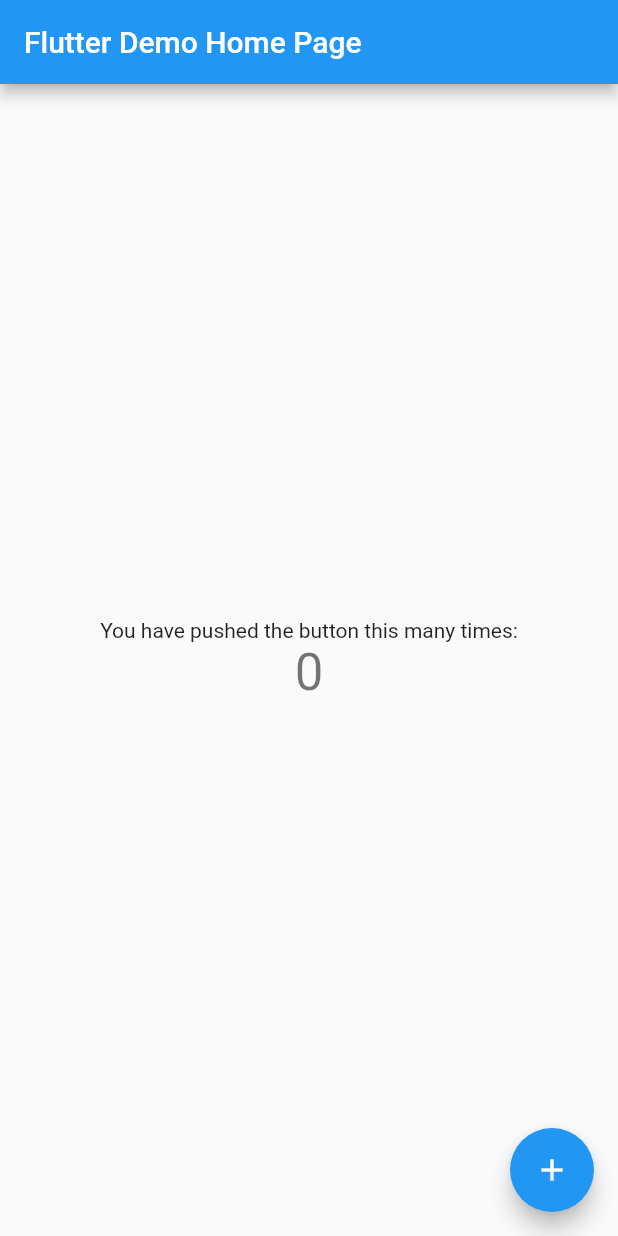
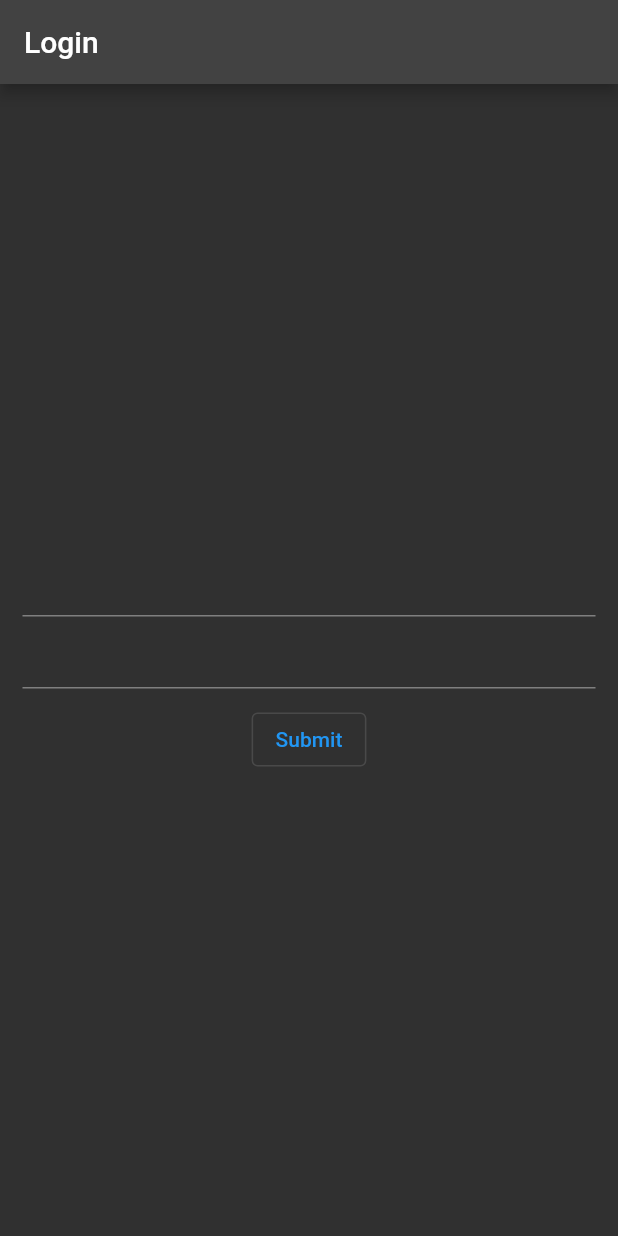
Before and after one commit to MukulKrSingh/flutter_tests, a Flutter app: the screen it shows after launch, on a phone screen of 412 x 824 dp. Run offline on Flutter 3.47's test engine with Material 2 defaults, Android fonts, the phone set to English and light mode, and no system bars; our stand-ins replace bloc, equatable.

Commit message:
Integration Test added: 1. Login flow test added

```diff
--- a/lib/main.dart
+++ b/lib/main.dart
@@ -1,115 +1,6 @@
 import 'package:flutter/material.dart';
+import 'package:flutter_tests/my_app.dart';
 
 void main() {
   runApp(const MyApp());
 }
-
-class MyApp extends StatelessWidget {
-  const MyApp({super.key});
-
-  // This widget is the root of your application.
-  @override
-  Widget build(BuildContext context) {
-    return MaterialApp(
-      title: 'Flutter Demo',
-      theme: ThemeData(
-        // This is the theme of your application.
-        //
-        // Try running your application with "flutter run". You'll see the
-        // application has a blue toolbar. Then, without quitting the app, try
-        // changing the primarySwatch below to Colors.green and then invoke
-        // "hot reload" (press "r" in the console where you ran "flutter run",
-        // or simply save your changes to "hot reload" in a Flutter IDE).
-        // Notice that the counter didn't reset back to zero; the application
-        // is not restarted.
-        primarySwatch: Colors.blue,
-      ),
-      home: const MyHomePage(title: 'Flutter Demo Home Page'),
-    );
-  }
-}
-
-class MyHomePage extends StatefulWidget {
-  const MyHomePage({super.key, required this.title});
-
-  // This widget is the home page of your application. It is stateful, meaning
-  // that it has a State object (defined below) that contains fields that affect
-  // how it looks.
-
-  // This class is the configuration for the state. It holds the values (in this
-  // case the title) provided by the parent (in this case the App widget) and
-  // used by the build method of the State. Fields in a Widget subclass are
-  // always marked "final".
-
-  final String title;
-
-  @override
-  State<MyHomePage> createState() => _MyHomePageState();
-}
-
-class _MyHomePageState extends State<MyHomePage> {
-  int _counter = 0;
-
-  void _incrementCounter() {
-    setState(() {
-      // This call to setState tells the Flutter framework that something has
-      // changed in this State, which causes it to rerun the build method below
-      // so that the display can reflect the updated values. If we changed
-      // _counter without calling setState(), then the build method would not be
-      // called again, and so nothing would appear to happen.
-      _counter++;
-    });
-  }
-
-  @override
-  Widget build(BuildContext context) {
-    // This method is rerun every time setState is called, for instance as done
-    // by the _incrementCounter method above.
-    //
-    // The Flutter framework has been optimized to make rerunning build methods
-    // fast, so that you can just rebuild anything that needs updating rather
-    // than having to individually change instances of widgets.
-    return Scaffold(
-      appBar: AppBar(
-        // Here we take the value from the MyHomePage object that was created by
-        // the App.build method, and use it to set our appbar title.
-        title: Text(widget.title),
-      ),
-      body: Center(
-        // Center is a layout widget. It takes a single child and positions it
-        // in the middle of the parent.
-        child: Column(
-          // Column is also a layout widget. It takes a list of children and
-          // arranges them vertically. By default, it sizes itself to fit its
-          // children horizontally, and tries to be as tall as its parent.
-          //
-          // Invoke "debug painting" (press "p" in the console, choose the
-          // "Toggle Debug Paint" action from the Flutter Inspector in Android
-          // Studio, or the "Toggle Debug Paint" command in Visual Studio Code)
-          // to see the wireframe for each widget.
-          //
-          // Column has various properties to control how it sizes itself and
-          // how it positions its children. Here we use mainAxisAlignment to
-          // center the children vertically; the main axis here is the vertical
-          // axis because Columns are vertical (the cross axis would be
-          // horizontal).
-          mainAxisAlignment: MainAxisAlignment.center,
-          children: <Widget>[
-            const Text(
-              'You have pushed the button this many times:',
-            ),
-            Text(
-              '$_counter',
-              style: Theme.of(context).textTheme.headlineMedium,
-            ),
-          ],
-        ),
-      ),
-      floatingActionButton: FloatingActionButton(
-        onPressed: _incrementCounter,
-        tooltip: 'Increment',
-        child: const Icon(Icons.add),
-      ), // This trailing comma makes auto-formatting nicer for build methods.
-    );
-  }
-}
--- /dev/null
+++ b/lib/my_app.dart
@@ -0,0 +1,22 @@
+import 'package:flutter/material.dart';
+import 'package:flutter_tests/src/app_routes/app_router.dart';
+import 'package:flutter_tests/src/feature/authentcation/presentation/auth_screen.dart';
+
+class MyApp extends StatefulWidget {
+  const MyApp({Key? key}) : super(key: key);
+
+  @override
+  State<MyApp> createState() => _MyAppState();
+}
+
+class _MyAppState extends State<MyApp> {
+  @override
+  Widget build(BuildContext context) {
+    return  MaterialApp(
+
+      theme: ThemeData.dark(),
+      onGenerateRoute: generateRoute,
+      initialRoute: '/',
+    );
+  }
+}
--- /dev/null
+++ b/lib/src/app_routes/app_router.dart
@@ -0,0 +1,27 @@
+import 'package:flutter/material.dart';
+import 'package:flutter_tests/src/feature/authentcation/presentation/auth_screen.dart';
+import 'package:flutter_tests/src/feature/home/presentation/home_screen.dart';
+
+MaterialPageRoute generateRoute(RouteSettings settings) {
+  switch (settings.name) {
+    case '/':
+      return MaterialPageRoute(
+        builder: (context) => const AuthScreen(),
+      );
+
+    case 'home_screen':
+      return MaterialPageRoute(
+        builder: (context) => const HomeScreen(),
+      );
+    default:
+      return MaterialPageRoute(
+        builder: (context) {
+          return const Scaffold(
+            body: Center(
+              child: Text('Unknown Page'),
+            ),
+          );
+        },
+      );
+  }
+}
--- /dev/null
+++ b/lib/src/feature/authentcation/presentation/auth_screen.dart
@@ -0,0 +1,76 @@
+import 'package:flutter/material.dart';
+
+class AuthScreen extends StatefulWidget {
+  const AuthScreen({Key? key}) : super(key: key);
+
+  @override
+  State<AuthScreen> createState() => _AuthScreenState();
+}
+
+class _AuthScreenState extends State<AuthScreen> {
+
+ late  FocusNode emailFocusNode;
+ late  FocusNode passwordFocusNode;
+
+ late TextEditingController emailTextController;
+ late TextEditingController passwordTextController;
+
+  @override
+  void initState() {
+    // TODO: implement initState
+    emailFocusNode = FocusNode();
+    passwordFocusNode = FocusNode();
+    emailTextController = TextEditingController();
+    passwordTextController = TextEditingController();
+    super.initState();
+  }
+
+  @override
+  Widget build(BuildContext context) {
+    return GestureDetector(
+      onTap: ()  {
+        if(emailFocusNode.hasFocus || passwordFocusNode.hasFocus) {
+          emailFocusNode.unfocus();
+          passwordFocusNode.unfocus();
+        }
+      },
+      child: Scaffold(
+        appBar: AppBar(
+          title: const Text('Login'),
+          automaticallyImplyLeading: false,
+        ),
+        body: Center(
+          child: Padding(
+            padding: const EdgeInsets.all(15.0),
+            child: Column(
+              mainAxisAlignment: MainAxisAlignment.center,
+              children: [
+                TextFormField(
+                  key: const Key('email_field'),
+                  controller: emailTextController,
+                  focusNode: emailFocusNode,
+                ),
+                TextFormField(
+                  key: const Key('pwd_field'),
+                  controller: passwordTextController,
+                  focusNode: passwordFocusNode,
+                ),
+                const SizedBox(
+                  height: 10,
+                ),
+                OutlinedButton(
+                  key: const Key('submit_btn'),
+                  onPressed: () {
+                    //TODO:
+                    Navigator.of(context).pushNamed('home_screen');
+                  },
+                  child: const Text('Submit'),
+                ),
+              ],
+            ),
+          ),
+        ),
+      ),
+    );
+  }
+}
--- /dev/null
+++ b/lib/src/feature/authentcation/presentation/log_in/bloc/log_in_event.dart
@@ -0,0 +1,5 @@
+part of 'log_in_bloc.dart';
+
+abstract class LogInEvent extends Equatable {
+  const LogInEvent();
+}
--- /dev/null
+++ b/lib/src/feature/authentcation/presentation/sign_up/bloc/sign_up_event.dart
@@ -0,0 +1,5 @@
+part of 'sign_up_bloc.dart';
+
+abstract class SignUpEvent extends Equatable {
+  const SignUpEvent();
+}
```
Also changed, not shown: lib/src/feature/authentcation/presentation/log_in/bloc/log_in_bloc.dart (added, +15 -0 lines), lib/src/feature/authentcation/presentation/log_in/bloc/log_in_state.dart (added, +10 -0 lines), lib/src/feature/authentcation/presentation/sign_up/bloc/sign_up_bloc.dart (added, +15 -0 lines), lib/src/feature/authentcation/presentation/sign_up/bloc/sign_up_state.dart (added, +10 -0 lines), lib/src/feature/home/presentation/home_screen.dart (added, +19 -0 lines), lib/src/widgets/app_bar_widget.dart (added, +7 -0 lines), pubspec.yaml (+7 -0 lines), pubspec.lock, 12 other files.
